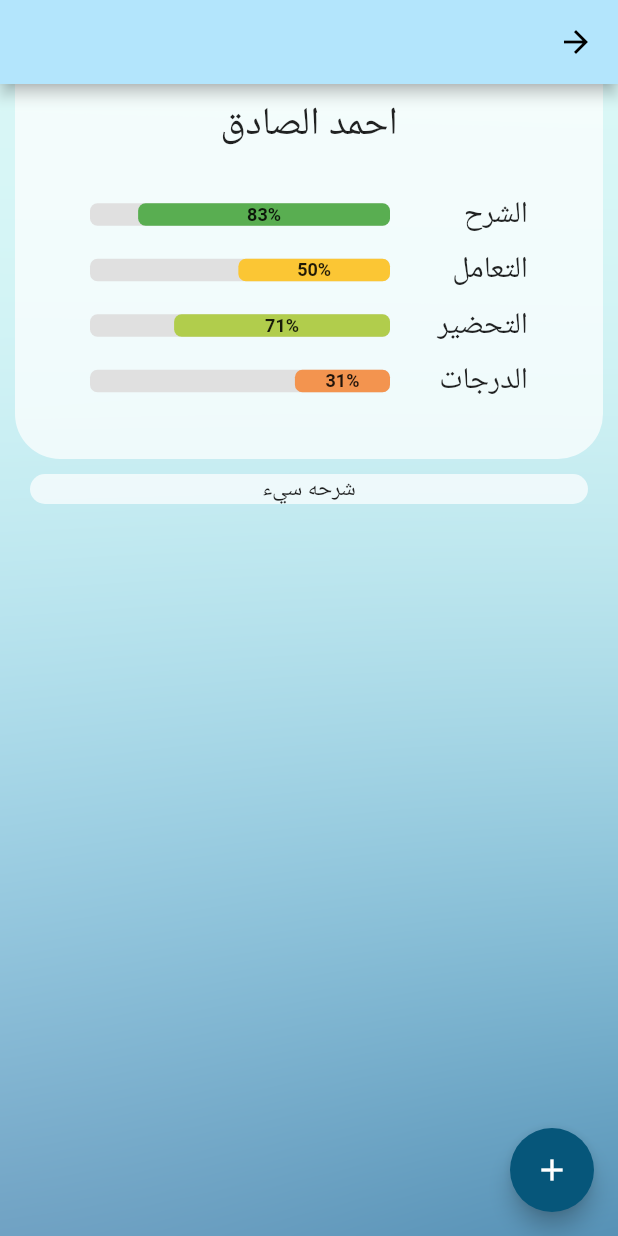
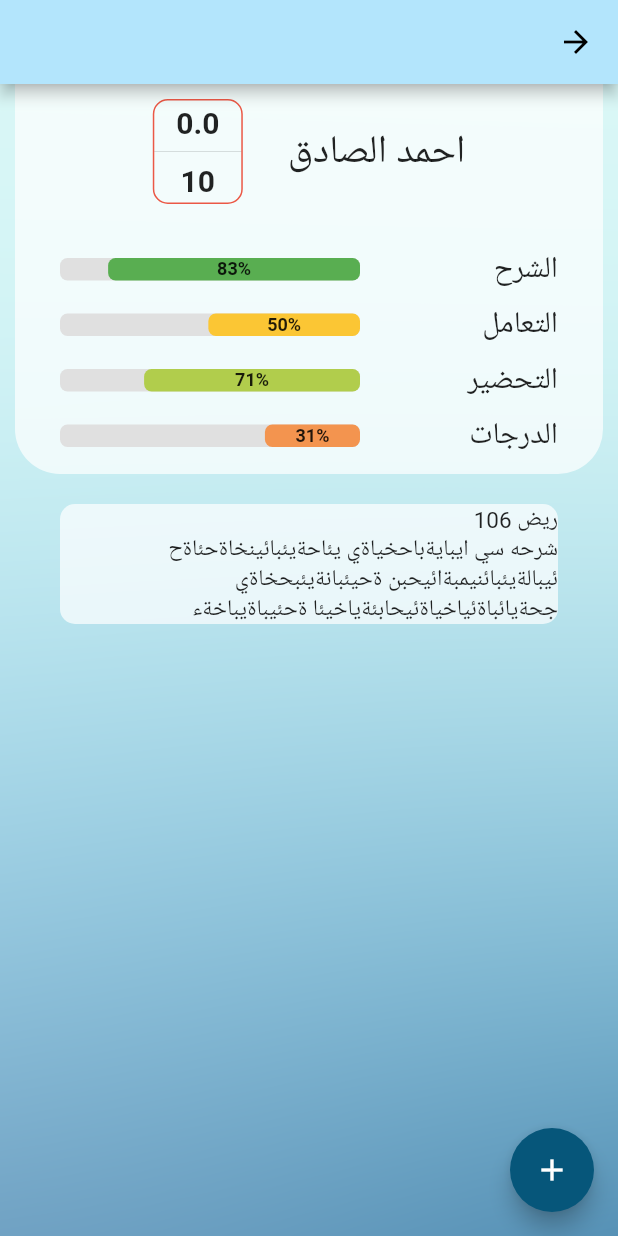
Before and after one commit to EidAlmutairi0/takyeem, a Flutter app: the DoctorSite screen opened by its route, on a phone screen of 412 x 824 dp. Run offline on Flutter 3.47's test engine with Material 2 defaults, Android fonts, the phone set to English and light mode, and no system bars; our stand-ins replace auto_animated, google_fonts; missing offline and left inert: status_alert; Roboto replaces fonts that are missing (Almarai).

```diff
--- a/lib/DoctorSite.dart
+++ b/lib/DoctorSite.dart
@@ -1,7 +1,10 @@
+import 'package:flutter/cupertino.dart';
 import 'package:flutter/material.dart';
 import 'Sliders.dart';
 import 'package:google_fonts/google_fonts.dart';
 import 'add_rate_screen.dart';
+
+double totalRates;
 
 class DoctorSite extends StatefulWidget {
   @override
@@ -9,6 +12,12 @@ class DoctorSite extends StatefulWidget {
 }
 
 class _DoctorSiteState extends State<DoctorSite> {
+  @override
+  void initState() {
+    totalRates = ((rate + rate1 + rate2 + rate3) / 4);
+    super.initState();
+  }
+
   @override
   Widget build(BuildContext context) {
     return Scaffold(
@@ -46,16 +55,21 @@ class _DoctorSiteState extends State<DoctorSite> {
                   children: [
                     Container(
                       margin: EdgeInsets.symmetric(horizontal: 10),
-                      height: 250,
+                      height: 260,
                       decoration: BoxDecoration(
                         color: Colors.white70,
                         borderRadius: BorderRadius.only(
                             bottomRight: Radius.circular(30),
                             bottomLeft: Radius.circular(30)),
                       ),
+                      child: Padding(
+                        padding: const EdgeInsets.only(top: 10),
                         child: Column(
                           mainAxisAlignment: MainAxisAlignment.center,
                           crossAxisAlignment: CrossAxisAlignment.center,
+                          children: [
+                            Row(
+                              mainAxisAlignment: MainAxisAlignment.center,
                               children: [
                                 Text(
                                   "احمد الصادق",
@@ -65,19 +79,59 @@ class _DoctorSiteState extends State<DoctorSite> {
                                     ),
                                   ),
                                 ),
-                          Sliders()
+                                SizedBox(
+                                  width: 30,
+                                ),
+                                Container(
+                                  width: 60,
+                                  height: 70,
+                                  decoration: BoxDecoration(
+                                      border: Border.all(
+                                          color: scaleColor(totalRates)),
+                                      borderRadius: BorderRadius.circular(10)),
+                                  child: Column(
+                                    mainAxisAlignment: MainAxisAlignment.center,
+                                    children: [
+                                      Text(
+                                        "${totalRates.toStringAsFixed(1)}",
+                                        style: TextStyle(
+                                          fontWeight: FontWeight.bold,
+                                          fontSize: 20,
+                                        ),
+                                      ),
+                                      Divider(),
+                                      Text(
+                                        "10",
+                                        style: TextStyle(
+                                          fontWeight: FontWeight.bold,
+                                          fontSize: 20,
+                                        ),
+                                      ),
                                     ],
+                                  ),
+                                ),
+                              ],
+                            ),
+                            Sliders(),
+                          ],
+                        ),
                       ),
                     ),
                     Container(
                       decoration: BoxDecoration(
                         color: Colors.white70,
-                        borderRadius: BorderRadius.all(Radius.circular(30)),
+                        borderRadius: BorderRadius.all(Radius.circular(10)),
                       ),
                       margin:
-                          EdgeInsets.symmetric(vertical: 10, horizontal: 20),
-                      child: Center(
-                        child: Text("شرحه سيء"),
+                          EdgeInsets.symmetric(vertical: 20, horizontal: 40),
+                      child: Column(
+                        mainAxisAlignment: MainAxisAlignment.start,
+                        crossAxisAlignment: CrossAxisAlignment.start,
+                        children: [
+                          Text("ريض 106"),
+                          Text(
+                              "شرحه سي ايبايةباحخياةي يئاحةيئبائينخاةحئاةح ئيبالةيئبائنيمبةائيحبن ةحيئبانةيئبحخاةي جحةيائباةئياخياةئيحابئةياخيئا ةحئيباةيباخةء"),
+                        ],
                       ),
                     ),
                   ],
--- a/lib/Sliders.dart
+++ b/lib/Sliders.dart
@@ -6,9 +6,29 @@ const double scaleHeight = 15;
 const double titleFontSize = 20;
 const double scaleFontSize = 12;
 
+double rate = 0;
+double rate1 = 0;
+double rate2 = 0;
+double rate3 = 0;
+
 class Sliders extends StatefulWidget {
+  static double rangeTotal = (rate + rate1 + rate2 + rate3) / 4;
+
   @override
   _SlidersState createState() => _SlidersState();
+}
+
+Color scaleColor(double num) {
+  if (num >= 8)
+    return Color(0xFF59AE51);
+  else if (num >= 6 && num < 8)
+    return Color(0xFFB1CD4C);
+  else if (num >= 4 && num < 6)
+    return Color(0xFFFBC634);
+  else if (num >= 2 && num < 4)
+    return Color(0xFFF3944F);
+  else
+    return Color(0xFFEB5846);
 }
 
 class _SlidersState extends State<Sliders> with SingleTickerProviderStateMixin {
@@ -24,23 +44,6 @@ class _SlidersState extends State<Sliders> with SingleTickerProviderStateMixin {
   Animation _animation3;
 
   Animation _curve;
-  double rate;
-  double rate1;
-  double rate2;
-  double rate3;
-
-  Color scaleColor(double num) {
-    if (num >= 8)
-      return Color(0xFF59AE51);
-    else if (num >= 6 && num < 8)
-      return Color(0xFFB1CD4C);
-    else if (num >= 4 && num < 6)
-      return Color(0xFFFBC634);
-    else if (num >= 2 && num < 4)
-      return Color(0xFFF3944F);
-    else
-      return Color(0xFFEB5846);
-  }
 
   double getRange() {
     double sum = 0;
@@ -122,7 +125,7 @@ class _SlidersState extends State<Sliders> with SingleTickerProviderStateMixin {
   Widget build(BuildContext context) {
     return Center(
       child: Container(
-        margin: EdgeInsets.symmetric(horizontal: 50, vertical: 30),
+        margin: EdgeInsets.symmetric(horizontal: 30, vertical: 30),
         child: Column(
           mainAxisAlignment: MainAxisAlignment.spaceEvenly,
           children: <Widget>[
@@ -130,7 +133,9 @@ class _SlidersState extends State<Sliders> with SingleTickerProviderStateMixin {
               crossAxisAlignment: CrossAxisAlignment.center,
               mainAxisAlignment: MainAxisAlignment.spaceBetween,
               children: <Widget>[
-                Text(
+                Flexible(
+                  flex: 2,
+                  child: Text(
                     "الشرح",
                     style: GoogleFonts.almarai(
                       textStyle: TextStyle(
@@ -138,7 +143,10 @@ class _SlidersState extends State<Sliders> with SingleTickerProviderStateMixin {
                       ),
                     ),
                   ),
-                Stack(
+                ),
+                Flexible(
+                  flex: 4,
+                  child: Stack(
                     children: <Widget>[
                       Container(
                         width: scaleWidth,
@@ -166,6 +174,7 @@ class _SlidersState extends State<Sliders> with SingleTickerProviderStateMixin {
                       ),
                     ],
                   ),
+                ),
               ],
             ),
             SizedBox(height: 10),
@@ -173,7 +182,9 @@ class _SlidersState extends State<Sliders> with SingleTickerProviderStateMixin {
               crossAxisAlignment: CrossAxisAlignment.center,
               mainAxisAlignment: MainAxisAlignment.spaceBetween,
               children: <Widget>[
-                Text(
+                Flexible(
+                  flex: 2,
+                  child: Text(
                     "التعامل",
                     style: GoogleFonts.almarai(
                       textStyle: TextStyle(
@@ -181,7 +192,10 @@ class _SlidersState extends State<Sliders> with SingleTickerProviderStateMixin {
                       ),
                     ),
                   ),
-                Stack(
+                ),
+                Flexible(
+                  flex: 4,
+                  child: Stack(
                     children: <Widget>[
                       Container(
                         width: scaleWidth,
@@ -209,6 +223,7 @@ class _SlidersState extends State<Sliders> with SingleTickerProviderStateMixin {
                       ),
                     ],
                   ),
+                ),
               ],
             ),
             SizedBox(height: 10),
@@ -216,7 +231,9 @@ class _SlidersState extends State<Sliders> with SingleTickerProviderStateMixin {
               crossAxisAlignment: CrossAxisAlignment.center,
               mainAxisAlignment: MainAxisAlignment.spaceBetween,
               children: <Widget>[
-                Text(
+                Flexible(
+                  flex: 2,
+                  child: Text(
                     "التحضير",
                     style: GoogleFonts.almarai(
                       textStyle: TextStyle(
@@ -224,7 +241,10 @@ class _SlidersState extends State<Sliders> with SingleTickerProviderStateMixin {
                       ),
                     ),
                   ),
-                Stack(
+                ),
+                Flexible(
+                  flex: 4,
+                  child: Stack(
                     children: <Widget>[
                       Container(
                         width: scaleWidth,
@@ -252,6 +272,7 @@ class _SlidersState extends State<Sliders> with SingleTickerProviderStateMixin {
                       ),
                     ],
                   ),
+                ),
               ],
             ),
             SizedBox(height: 10),
@@ -259,7 +280,9 @@ class _SlidersState extends State<Sliders> with SingleTickerProviderStateMixin {
               crossAxisAlignment: CrossAxisAlignment.center,
               mainAxisAlignment: MainAxisAlignment.spaceBetween,
               children: <Widget>[
-                Text(
+                Flexible(
+                  flex: 2,
+                  child: Text(
                     "الدرجات",
                     style: GoogleFonts.almarai(
                       textStyle: TextStyle(
@@ -267,7 +290,10 @@ class _SlidersState extends State<Sliders> with SingleTickerProviderStateMixin {
                       ),
                     ),
                   ),
-                Stack(
+                ),
+                Flexible(
+                  flex: 4,
+                  child: Stack(
                     children: <Widget>[
                       Container(
                         width: scaleWidth,
@@ -295,6 +321,7 @@ class _SlidersState extends State<Sliders> with SingleTickerProviderStateMixin {
                       ),
                     ],
                   ),
+                ),
               ],
             ),
           ],
--- a/lib/add_rate_screen.dart
+++ b/lib/add_rate_screen.dart
@@ -73,7 +73,7 @@ class _AddRateScreenState extends State<AddRateScreen> {
                     ],
                   ),
                   Row(
-                    mainAxisAlignment: MainAxisAlignment.start,
+                    mainAxisAlignment: MainAxisAlignment.spaceBetween,
                     children: <Widget>[
                       Container(
                         width: 100,
@@ -93,7 +93,8 @@ class _AddRateScreenState extends State<AddRateScreen> {
                                 slider1 = value;
                               });
                             },
-                            )),
+                          ),
+                        ),
                       ),
                       Text(
                         "${slider1.toInt()}",
--- a/pubspec.yaml
+++ b/pubspec.yaml
@@ -34,8 +34,7 @@ dependencies:
   google_fonts: ^1.1.0
   auto_animated: ^2.1.0
   status_alert: ^0.1.2
-  firebase_core: ^0.4.5
-  cloud_firestore: ^0.13.7
+
 
 
 
```
Also changed, not shown: pubspec.lock, 4 other files. Lines whose indentation alone changed are shown as unchanged.
